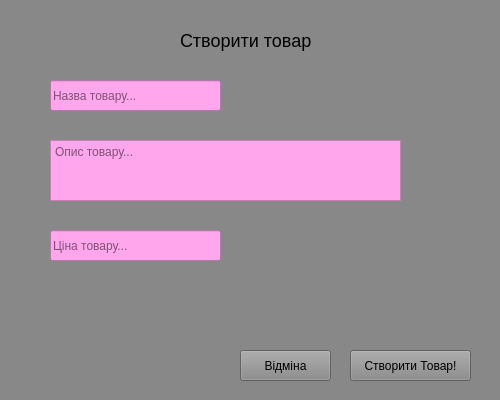
The window that createproduct.ui (BeanDx/zoo-shop-qt-coursework) describes before a commit, drawn with Qt 5.
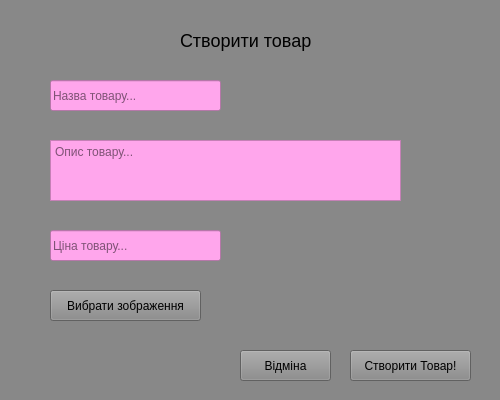
The same window after the commit.

Commit message: add QFileDialog for create product window

Diff of the .ui file:
```diff
--- a/createproduct.ui
+++ b/createproduct.ui
@@ -118,6 +118,19 @@
     <string>Створити Товар!</string>
    </property>
   </widget>
+  <widget class="QPushButton" name="chooseImageBtn">
+   <property name="geometry">
+    <rect>
+     <x>50</x>
+     <y>290</y>
+     <width>151</width>
+     <height>31</height>
+    </rect>
+   </property>
+   <property name="text">
+    <string>Вибрати зображення</string>
+   </property>
+  </widget>
  </widget>
  <resources/>
  <connections/>
```
The commit also changes 2 other files.
